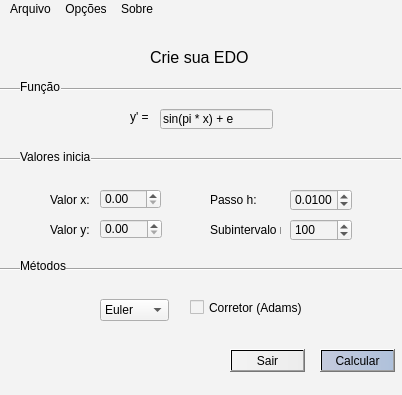
This is projetoQT2/interface/interface.ui in jlessa/TrabalhoPC as Qt 5 draws it before an edit. The edited form follows.
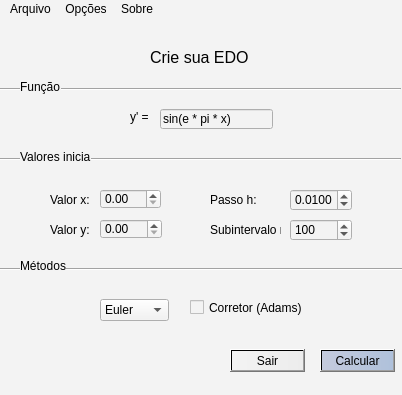
This is the edited form.

Patch:
```diff
--- a/projetoQT2/interface/interface.ui
+++ b/projetoQT2/interface/interface.ui
@@ -226,7 +226,7 @@
      </rect>
     </property>
     <property name="text">
-     <string>sin(pi * x) + e</string>
+     <string>sin(e * pi * x)</string>
     </property>
    </widget>
    <widget class="QComboBox" name="comboMetodo">
```
